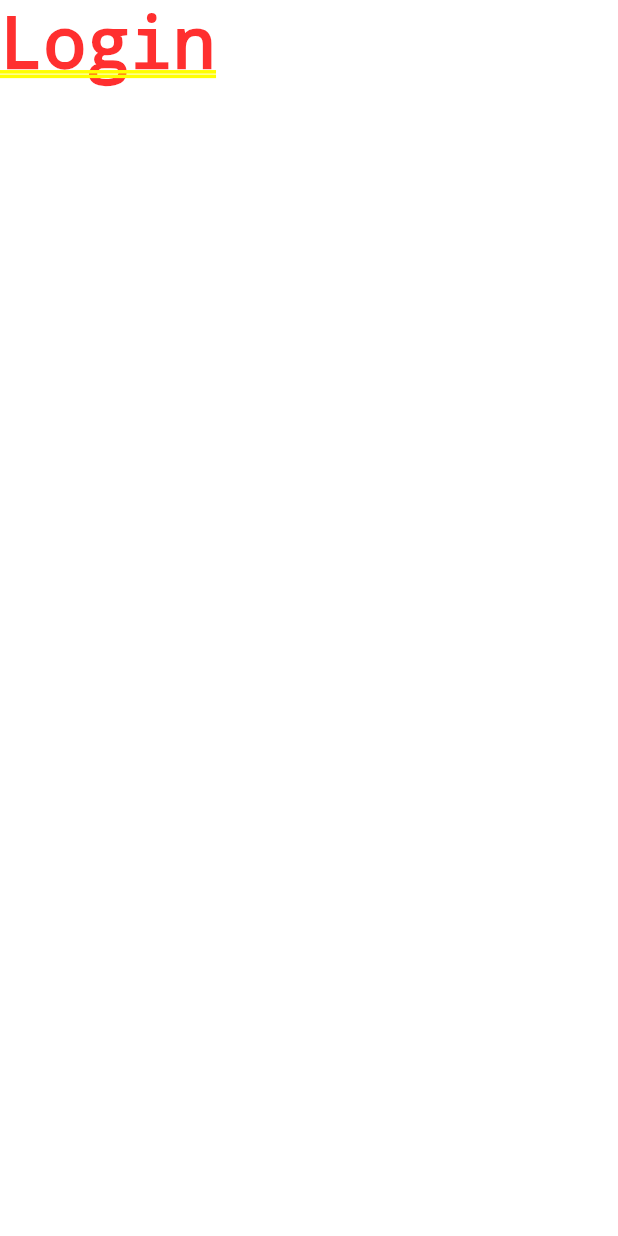
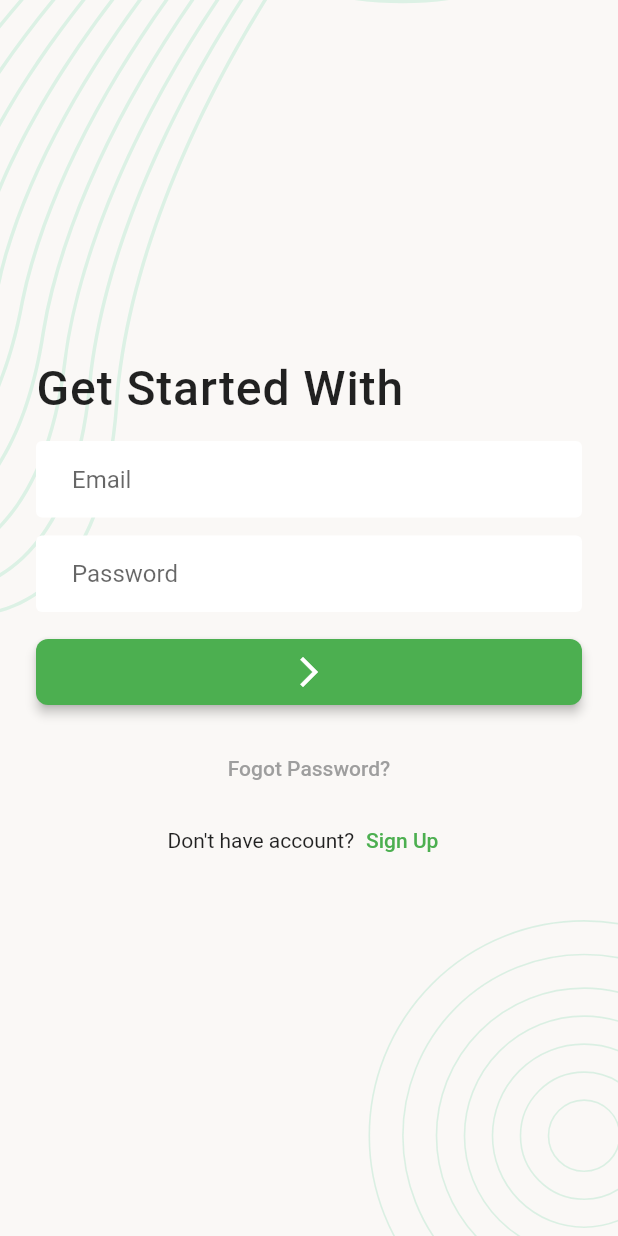
Before and after one commit to syfulsharif/task_manager, a Flutter app: the screen it shows after launch, on a phone screen of 412 x 824 dp. Run offline on Flutter 3.47's test engine with Material 2 defaults, Android fonts, the phone set to English and light mode, and no system bars; our stand-ins replace flutter_svg.

Commit message:
Login Screen and Theme Data Updated

```diff
--- a/lib/app.dart
+++ b/lib/app.dart
@@ -9,7 +9,30 @@
     return MaterialApp(
       title: 'Task Manager',
       theme: ThemeData(
+        primarySwatch: Colors.green,
         brightness: Brightness.light,
+        inputDecorationTheme: const InputDecorationTheme(
+            border: OutlineInputBorder(
+              borderSide: BorderSide.none,
+            ),
+            filled: true,
+            fillColor: Colors.white,
+            contentPadding: EdgeInsets.symmetric(horizontal: 24, vertical: 16)),
+        elevatedButtonTheme: ElevatedButtonThemeData(
+          style: ElevatedButton.styleFrom(
+              padding: const EdgeInsets.symmetric(vertical: 10),
+              elevation: 3,
+              shape: RoundedRectangleBorder(
+                borderRadius: BorderRadius.circular(8),
+              )),
+        ),
+        textTheme: const TextTheme(
+          titleLarge: TextStyle(
+            fontSize: 32,
+            fontWeight: FontWeight.w500,
+            letterSpacing: 0.6,
+          ),
+        ),
       ),
       darkTheme: ThemeData(
         brightness: Brightness.dark,
--- a/lib/ui/screens/login_screen.dart
+++ b/lib/ui/screens/login_screen.dart
@@ -1,10 +1,77 @@
 import 'package:flutter/material.dart';
+import 'package:taskmanager/ui/widgets/screen_background.dart';
 
 class LoginScreen extends StatelessWidget {
   const LoginScreen({super.key});
 
   @override
   Widget build(BuildContext context) {
-    return const Text('Login');
+    return Scaffold(
+      body: ScreenBackground(
+        child: SafeArea(
+          child: Padding(
+            padding: const EdgeInsets.all(24.0),
+            child: Column(
+              mainAxisAlignment: MainAxisAlignment.center,
+              crossAxisAlignment: CrossAxisAlignment.start,
+              children: [
+                 Text(
+                  'Get Started With',
+                  style: Theme.of(context).textTheme.titleLarge,
+                  // style: TextStyle(fontSize: 32, fontWeight: FontWeight.w500),
+                ),
+                const SizedBox(
+                  height: 16,
+                ),
+                const TextField(
+                  decoration: InputDecoration(hintText: 'Email'),
+                ),
+                const SizedBox(
+                  height: 12,
+                ),
+                const TextField(
+                  obscureText: true,
+                  decoration: InputDecoration(
+                    hintText: 'Password',
+                  ),
+                ),
+                const SizedBox(
+                  height: 16,
+                ),
+                SizedBox(
+                  width: double.infinity,
+                  child: ElevatedButton(
+                    onPressed: () {},
+                    child: const Icon(Icons.arrow_forward_ios),
+                  ),
+                ),
+                const SizedBox(
+                  height: 16,
+                ),
+                Center(
+                  child: TextButton(
+                    onPressed: () {},
+                    child: const Text(
+                      'Fogot Password?',
+                      style: TextStyle(color: Colors.grey),
+                    ),
+                  ),
+                ),
+                Row(
+                  mainAxisAlignment: MainAxisAlignment.center,
+                  children: [
+                    Text('Don\'t have account?'),
+                    TextButton(
+                      onPressed: () {},
+                      child: Text('Sign Up'),
+                    )
+                  ],
+                )
+              ],
+            ),
+          ),
+        ),
+      ),
+    );
   }
 }
--- a/lib/ui/screens/splash_screen.dart
+++ b/lib/ui/screens/splash_screen.dart
@@ -2,7 +2,7 @@
 import 'package:flutter_svg/flutter_svg.dart';
 import 'package:taskmanager/ui/screens/login_screen.dart';
 import 'package:taskmanager/ui/utils/assets_utils.dart';
-import 'package:taskmanager/ui/screens/splash_screen.dart';
+import 'package:taskmanager/ui/widgets/screen_background.dart';
 
 class SplashScreen extends StatefulWidget {
   const SplashScreen({super.key});
@@ -30,28 +30,21 @@
   @override
   Widget build(BuildContext context) {
     return Scaffold(
-      body: Stack(
-        children: [
-          SizedBox(
-            height: double.infinity,
-            width: double.infinity,
-            child: SvgPicture.asset(
-              AssetsUtils.backgroundSVG,
-              fit: BoxFit.fitHeight,
-            ),
-            // decoration: const BoxDecoration(
-            //   color: Colors.blue,
-            // ) ,
+      body: ScreenBackground(
+        child: Center(
+          child: SvgPicture.asset(
+            AssetsUtils.logoSVG,
+            width: 90.0,
+            fit: BoxFit.scaleDown,
           ),
-          Center(
-            child: SvgPicture.asset(
-              AssetsUtils.logoSVG,
-              width: 90.0,
-              fit: BoxFit.scaleDown,
-            ),
-          )
-        ],
+        ),
       ),
     );
   }
 }
+
+// child: SvgPicture.asset(
+// AssetsUtils.logoSVG,
+// width: 90.0,
+// fit: BoxFit.scaleDown,
+// ),
--- /dev/null
+++ b/lib/ui/widgets/screen_background.dart
@@ -0,0 +1,28 @@
+import 'package:flutter/material.dart';
+import 'package:flutter_svg/flutter_svg.dart';
+import 'package:taskmanager/ui/utils/assets_utils.dart';
+
+class ScreenBackground extends StatelessWidget {
+  final Widget child;
+  const ScreenBackground({super.key, required this.child});
+
+  @override
+  Widget build(BuildContext context) {
+    return Stack(
+      children: [
+        SizedBox(
+          height: double.infinity,
+          width: double.infinity,
+          child: SvgPicture.asset(
+            AssetsUtils.backgroundSVG,
+            fit: BoxFit.fitHeight,
+          ),
+          // decoration: const BoxDecoration(
+          //   color: Colors.blue,
+          // ) ,
+        ),
+        child
+      ],
+    );
+  }
+}
```
